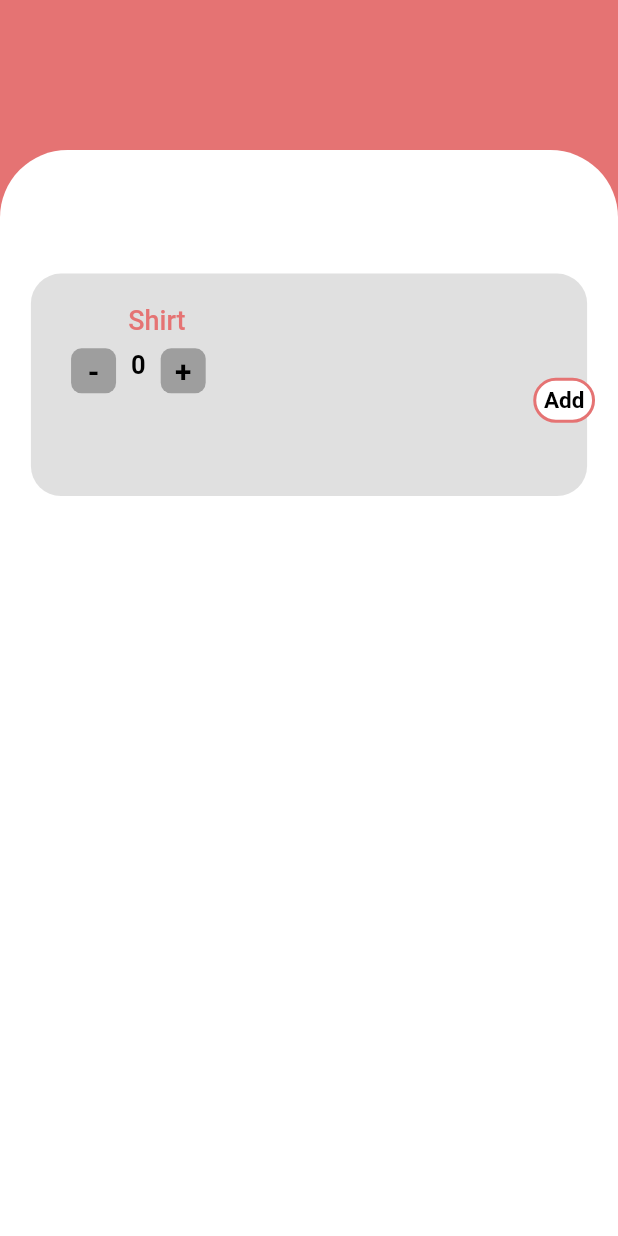
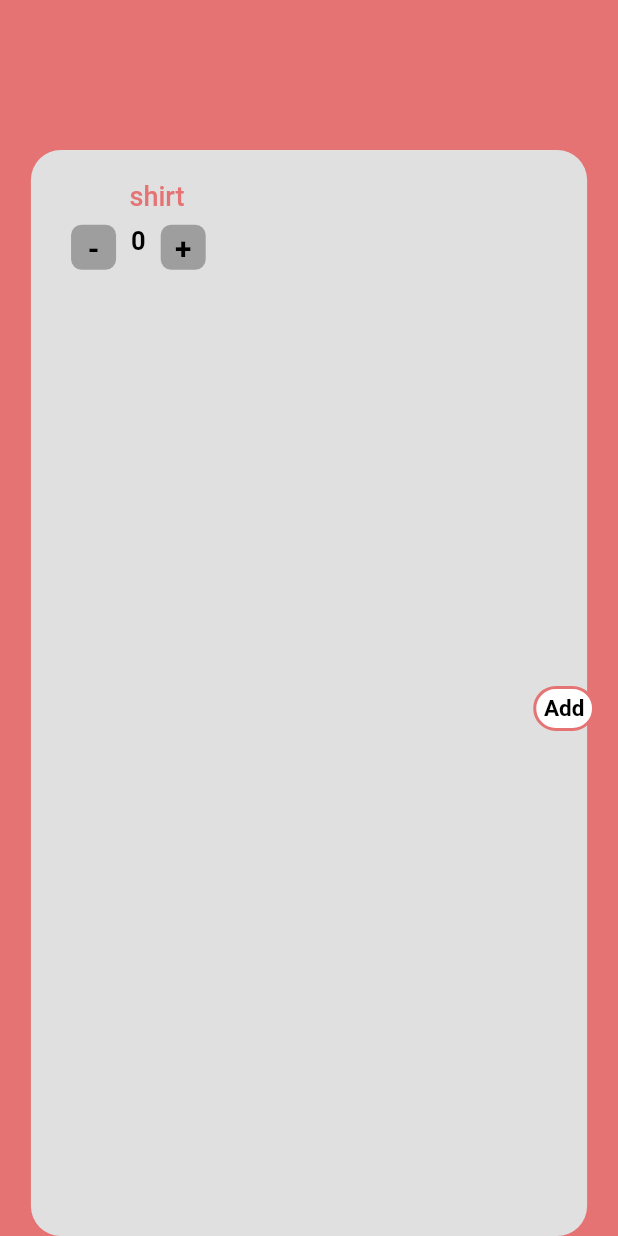
Before and after one commit to Nikhil-Kudupudi/Laundry_Management, a Flutter app: the menselectpage screen opened directly, on a phone screen of 412 x 824 dp. Run offline on Flutter 3.47's test engine with Material 2 defaults, Android fonts, the phone set to English and light mode, and no system bars; our stand-ins replace date_format; missing offline and left inert: flutter_otp.

Commit message:
Merge remote-tracking branch 'LaundryApp/master'

```diff
--- a/lib/LaundryApp/home.dart
+++ b/lib/LaundryApp/home.dart
@@ -1,3 +1,4 @@
+import 'package:flutter_otp/flutter_otp.dart';
 import 'package:date_format/date_format.dart';
 import 'package:flutter/cupertino.dart';
 import 'package:flutter/material.dart';
@@ -778,6 +779,7 @@
       ymdtController.text = '$hour:$min';
     }
   }
+  FlutterOtp otp= FlutterOtp();
   @override
   Widget build(BuildContext context) {
     return Container(
@@ -849,6 +851,8 @@
                   if(ymdtController.text.isNotEmpty&&ymdController.text.isNotEmpty){
                     Navigator.push(context, MaterialPageRoute(
                         builder: (context) => selecttype()));
+
+
                   }
                 },
                 child: Container(
@@ -1649,6 +1653,8 @@
 }
 class _menselectpageState extends State<menselectpage> {
   int _personcount=0;
+  List mensclothes=["shirt","jeans","t-shirt","floppers"];
+  List clothes_prices=[13.5,16,14,17];
   @override
   Widget build(BuildContext context) {
     return Scaffold(
@@ -1662,20 +1668,15 @@
           height: 100,
         ),
             Expanded(
-                child: Container(
-                  decoration: BoxDecoration(
-                    color: Colors.white,
-                    borderRadius: BorderRadius.only(topLeft: Radius.circular(45),
-                      topRight: Radius.circular(45),),
-                  ),
-                  padding: EdgeInsets.only(top: MediaQuery.of(context).size.height * 0.1,
-                    left: MediaQuery.of(context).size.height * 0.025,
-                    right: MediaQuery.of(context).size.height * 0.025,),
-                  child: ListView(
-                    children: [
-                      Column(
-                        children: [
-                          Container(
+                child: men_list(mensclothes[0],clothes_prices[0])
+            ),
+        ],
+      ),
+      ),
+    );
+  }
+  men_list(name,price){
+    return Container(
       height: MediaQuery.of(context).size.height*0.18,
       width: MediaQuery.of(context).size.width*0.9,
       decoration: BoxDecoration(
@@ -1692,7 +1693,7 @@
                 children: [
                   Padding(padding: EdgeInsets.only(top:MediaQuery.of(context).size.height*0.025,
                       left: MediaQuery.of(context).size.height*0.05),),
-                                        Text("Shirt",style: TextStyle(
+                  Text('$name',style: TextStyle(
                     color: Colors.red.shade300,
                     fontSize:18,
                     fontWeight: FontWeight.w500,
@@ -1793,19 +1794,10 @@
           )
         ],
       ),
-                          ),
-                        ],
-                      ),
-                    ],
-                  ),
-                ),
-            ),
-        ],
-      ),
-      ),
-    );
-  }
-}
+    );
+  }
+}
+
 class womenselectpage extends StatefulWidget {
   @override
   _womenselectpageState createState() => _womenselectpageState();
--- a/lib/main.dart
+++ b/lib/main.dart
@@ -3,5 +3,5 @@
 
 void main() => runApp(new MaterialApp(
   debugShowCheckedModeBanner: false,
-  home: menselectpage(),
+  home: mainpage(),
 ));
--- a/pubspec.yaml
+++ b/pubspec.yaml
@@ -28,6 +28,8 @@
   # The following adds the Cupertino Icons font to your application.
   # Use with the CupertinoIcons class for iOS style icons.
   intl: ^0.16.1
+  url_launcher: ^5.7.10
+  flutter_otp: ^0.3.2
   date_format: ^1.0.9
   image_cropper: ^1.3.1
   image_picker: ^0.6.7+21
```
Lines whose indentation alone changed are shown as unchanged.
